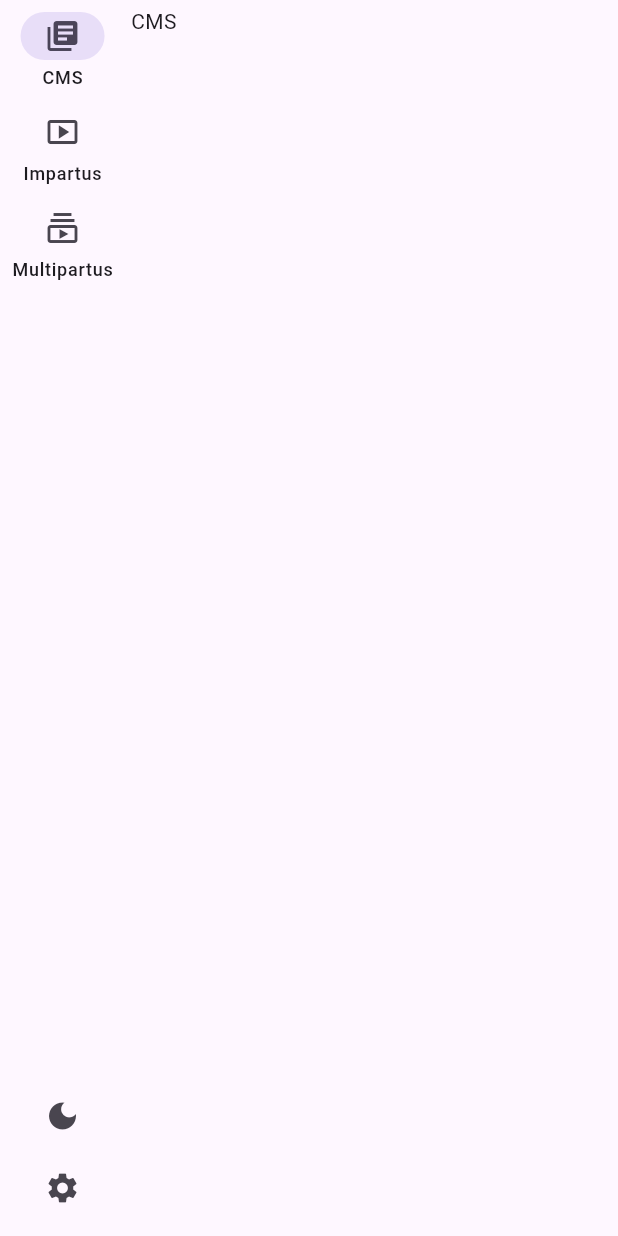
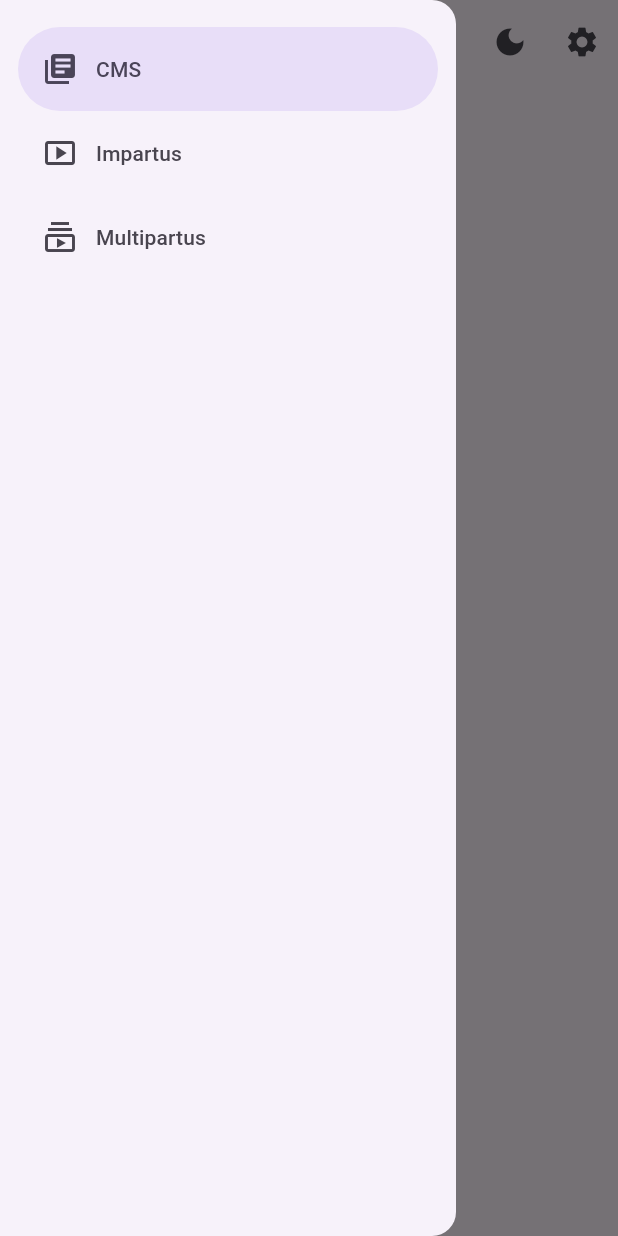
Before and after one commit to crux-bphc/lex, a Flutter app: the screen it shows after launch, with the side drawer open (before the commit the screen has no drawer), on a phone screen of 412 x 824 dp. Run offline on Flutter 3.47's test engine with Material 2 defaults, Android fonts, the phone set to English and light mode, and no system bars; our stand-ins replace dio, flutter_riverpod, go_router, logger, shared_preferences.

Commit message:
feat: add a mobile layout

```diff
--- a/lib/main.dart
+++ b/lib/main.dart
@@ -2,7 +2,7 @@ import 'package:flutter/material.dart';
 import 'package:flutter_riverpod/flutter_riverpod.dart';
 import 'package:ghotpromax/providers/preferences.dart';
 import 'package:ghotpromax/providers/theme.dart';
-import 'package:ghotpromax/router.dart';
+import 'package:ghotpromax/router/router.dart';
 import 'package:shared_preferences/shared_preferences.dart';
 
 Future<void> main() async {
--- a/lib/modules/impartus/screens/lectures.dart
+++ b/lib/modules/impartus/screens/lectures.dart
@@ -1,4 +1,5 @@
 import 'package:flutter/material.dart';
+import 'package:go_router/go_router.dart';
 
 class ImpartusLecturesPage extends StatelessWidget {
   const ImpartusLecturesPage({
@@ -15,6 +16,11 @@ class ImpartusLecturesPage extends StatelessWidget {
     return Column(
       children: [
         AppBar(
+          leading: BackButton(
+            onPressed: () {
+              context.pop();
+            },
+          ),
           title: const Text("Subject Name"),
         ),
       ],
--- a/lib/router.dart
+++ /dev/null
@@ -1,158 +0,0 @@
-import 'package:flutter/material.dart';
-import 'package:flutter_riverpod/flutter_riverpod.dart';
-import 'package:ghotpromax/modules/cms/screens/home.dart';
-import 'package:ghotpromax/modules/impartus/screens/home.dart';
-import 'package:ghotpromax/modules/impartus/screens/lectures.dart';
-import 'package:ghotpromax/modules/impartus/widgets/ensure_login.dart';
-import 'package:ghotpromax/modules/multipartus/screens/home.dart';
-import 'package:ghotpromax/modules/settings/screens/home.dart';
-import 'package:ghotpromax/providers/theme.dart';
-import 'package:go_router/go_router.dart';
-
-class _DesktopScaffold extends StatelessWidget {
-  const _DesktopScaffold({required this.navigationShell});
-  final StatefulNavigationShell navigationShell;
-
-  void _goBranch(int index) {
-    navigationShell.goBranch(
-      index,
-      initialLocation: index == navigationShell.currentIndex,
-    );
-  }
-
-  @override
-  Widget build(BuildContext context) {
-    return Scaffold(
-      body: SafeArea(
-        child: Row(
-          children: [
-            NavigationRail(
-              onDestinationSelected: _goBranch,
-              selectedIndex: navigationShell.currentIndex,
-              labelType: NavigationRailLabelType.all,
-              destinations: const [
-                NavigationRailDestination(
-                  label: Text('CMS'),
-                  icon: Icon(Icons.library_books_outlined),
-                  selectedIcon: Icon(Icons.library_books),
-                ),
-                NavigationRailDestination(
-                  label: Text('Impartus'),
-                  icon: Icon(Icons.smart_display_outlined),
-                  selectedIcon: Icon(Icons.smart_display),
-                ),
-                NavigationRailDestination(
-                  label: Text('Multipartus'),
-                  icon: Icon(Icons.subscriptions_outlined),
-                  selectedIcon: Icon(Icons.subscriptions),
-                ),
-              ],
-              trailing: Expanded(
-                child: Padding(
-                  padding: const EdgeInsets.only(bottom: 8.0),
-                  child: Column(
-                    mainAxisAlignment: MainAxisAlignment.end,
-                    children: [
-                      const _ThemeSwitcher(),
-                      IconButton(
-                        icon: const Icon(Icons.settings),
-                        onPressed: () {
-                          context.go('/settings');
-                        },
-                      ),
-                    ],
-                  ),
-                ),
-              ),
-            ),
-            Expanded(
-              child: Padding(
-                padding: const EdgeInsets.all(4),
-                child: navigationShell,
-              ),
-            )
-          ],
-        ),
-      ),
-    );
-  }
-}
-
-class _ThemeSwitcher extends ConsumerWidget {
-  const _ThemeSwitcher();
-
-  @override
-  Widget build(BuildContext context, WidgetRef ref) {
-    final theme = ref.watch(themeProvider);
-    return IconButton(
-      onPressed: ref.read(themeProvider.notifier).toggle,
-      icon: Icon(theme == ThemeMode.light ? Icons.dark_mode : Icons.light_mode),
-    );
-  }
-}
-
-final _cmsNavigatorKey = GlobalKey<NavigatorState>(debugLabel: 'cms');
-final _impartusNavigatorKey = GlobalKey<NavigatorState>(debugLabel: 'impartus');
-final _multipartusNavigatorKey = GlobalKey<NavigatorState>(
-  debugLabel: 'multipartus',
-);
-final router = GoRouter(
-  initialLocation: '/cms',
-  routes: [
-    StatefulShellRoute.indexedStack(
-      builder: (context, state, navigationShell) {
-        return _DesktopScaffold(
-          navigationShell: navigationShell,
-        );
-      },
-      branches: [
-        StatefulShellBranch(
-          navigatorKey: _cmsNavigatorKey,
-          routes: [
-            GoRoute(
-              path: '/cms',
-              builder: (context, state) => const CMSHomePage(),
-            )
-          ],
-        ),
-        StatefulShellBranch(
-          navigatorKey: _impartusNavigatorKey,
-          routes: [
-            ShellRoute(
-              builder: (builder, state, child) => ImpartusAuthenticate(
-                child: child,
-              ),
-              routes: [
-                GoRoute(
-                    path: '/impartus',
-                    builder: (context, state) => const ImpartusHomePage(),
-                    routes: [
-                      GoRoute(
-                        path: 'lectures/:subjectId/:sessionId',
-                        builder: (context, state) => ImpartusLecturesPage(
-                          subjectId: state.pathParameters['subjectId']!,
-                          sessionId: state.pathParameters['sessionId']!,
-                        ),
-                      ),
-                    ],)
-              ],
-            )
-          ],
-        ),
-        StatefulShellBranch(
-          navigatorKey: _multipartusNavigatorKey,
-          routes: [
-            GoRoute(
-              path: '/multipartus',
-              builder: (context, state) => const MultipartusHomePage(),
-            )
-          ],
-        )
-      ],
-    ),
-    GoRoute(
-      path: '/settings',
-      builder: (context, state) => const SettingsPage(),
-    )
-  ],
-);
--- /dev/null
+++ b/lib/router/mobile.dart
@@ -0,0 +1,55 @@
+import 'package:flutter/material.dart';
+import 'package:ghotpromax/router/theme_switcher.dart';
+import 'package:go_router/go_router.dart';
+
+class MobileScaffold extends StatelessWidget {
+  const MobileScaffold({
+    super.key,
+    required this.body,
+    required this.selectedIndex,
+    required this.onDestinationSelected,
+  });
+  final Widget body;
+  final int selectedIndex;
+  final ValueChanged<int> onDestinationSelected;
+
+  @override
+  Widget build(BuildContext context) {
+    return Scaffold(
+      appBar: AppBar(
+        actions: [
+          const ThemeSwitcher(),
+          IconButton(
+            icon: const Icon(Icons.settings),
+            onPressed: () {
+              context.go('/settings');
+            },
+          ),
+        ],
+      ),
+      body: SafeArea(child: body),
+      drawer: NavigationDrawer(
+        onDestinationSelected: onDestinationSelected,
+        selectedIndex: selectedIndex,
+        children: const [
+          SizedBox(height: 18.0),
+          NavigationDrawerDestination(
+            label: Text('CMS'),
+            icon: Icon(Icons.library_books_outlined),
+            selectedIcon: Icon(Icons.library_books),
+          ),
+          NavigationDrawerDestination(
+            label: Text('Impartus'),
+            icon: Icon(Icons.smart_display_outlined),
+            selectedIcon: Icon(Icons.smart_display),
+          ),
+          NavigationDrawerDestination(
+            label: Text('Multipartus'),
+            icon: Icon(Icons.subscriptions_outlined),
+            selectedIcon: Icon(Icons.subscriptions),
+          ),
+        ],
+      ),
+    );
+  }
+}
--- /dev/null
+++ b/lib/router/router.dart
@@ -0,0 +1,76 @@
+import 'package:flutter/material.dart';
+import 'package:ghotpromax/modules/cms/screens/home.dart';
+import 'package:ghotpromax/modules/impartus/screens/home.dart';
+import 'package:ghotpromax/modules/impartus/screens/lectures.dart';
+import 'package:ghotpromax/modules/impartus/widgets/ensure_login.dart';
+import 'package:ghotpromax/modules/multipartus/screens/home.dart';
+import 'package:ghotpromax/modules/settings/screens/home.dart';
+import 'package:ghotpromax/router/scaffold.dart';
+import 'package:go_router/go_router.dart';
+
+final _cmsNavigatorKey = GlobalKey<NavigatorState>(debugLabel: 'cms');
+final _impartusNavigatorKey = GlobalKey<NavigatorState>(debugLabel: 'impartus');
+final _multipartusNavigatorKey = GlobalKey<NavigatorState>(
+  debugLabel: 'multipartus',
+);
+final router = GoRouter(
+  initialLocation: '/cms',
+  routes: [
+    StatefulShellRoute.indexedStack(
+      builder: (context, state, navigationShell) {
+        return AppShellScaffold(
+          navigationShell: navigationShell,
+        );
+      },
+      branches: [
+        StatefulShellBranch(
+          navigatorKey: _cmsNavigatorKey,
+          routes: [
+            GoRoute(
+              path: '/cms',
+              builder: (context, state) => const CMSHomePage(),
+            )
+          ],
+        ),
+        StatefulShellBranch(
+          navigatorKey: _impartusNavigatorKey,
+          routes: [
+            ShellRoute(
+              builder: (builder, state, child) => ImpartusAuthenticate(
+                child: child,
+              ),
+              routes: [
+                GoRoute(
+                  path: '/impartus',
+                  builder: (context, state) => const ImpartusHomePage(),
+                  routes: [
+                    GoRoute(
+                      path: 'lectures/:subjectId/:sessionId',
+                      builder: (context, state) => ImpartusLecturesPage(
+                        subjectId: state.pathParameters['subjectId']!,
+                        sessionId: state.pathParameters['sessionId']!,
+                      ),
+                    ),
+                  ],
+                )
+              ],
+            )
+          ],
+        ),
+        StatefulShellBranch(
+          navigatorKey: _multipartusNavigatorKey,
+          routes: [
+            GoRoute(
+              path: '/multipartus',
+              builder: (context, state) => const MultipartusHomePage(),
+            )
+          ],
+        )
+      ],
+    ),
+    GoRoute(
+      path: '/settings',
+      builder: (context, state) => const SettingsPage(),
+    )
+  ],
+);
--- /dev/null
+++ b/lib/router/scaffold.dart
@@ -0,0 +1,37 @@
+import 'package:flutter/material.dart';
+import 'package:ghotpromax/router/desktop.dart';
+import 'package:ghotpromax/router/mobile.dart';
+import 'package:go_router/go_router.dart';
+
+class AppShellScaffold extends StatelessWidget {
+  const AppShellScaffold({super.key, required this.navigationShell});
+  final StatefulNavigationShell navigationShell;
+
+  void _goBranch(int index) {
+    navigationShell.goBranch(
+      index,
+      initialLocation: index == navigationShell.currentIndex,
+    );
+  }
+
+  @override
+  Widget build(BuildContext context) {
+    return LayoutBuilder(
+      builder: ((context, constraints) {
+        if (constraints.maxWidth < 500) {
+          return MobileScaffold(
+            body: navigationShell,
+            selectedIndex: navigationShell.currentIndex,
+            onDestinationSelected: _goBranch,
+          );
+        }
+
+        return DesktopScaffold(
+          body: navigationShell,
+          selectedIndex: navigationShell.currentIndex,
+          onDestinationSelected: _goBranch,
+        );
+      }),
+    );
+  }
+}
--- /dev/null
+++ b/lib/router/theme_switcher.dart
@@ -0,0 +1,16 @@
+import 'package:flutter/material.dart';
+import 'package:flutter_riverpod/flutter_riverpod.dart';
+import 'package:ghotpromax/providers/theme.dart';
+
+class ThemeSwitcher extends ConsumerWidget {
+  const ThemeSwitcher({super.key});
+
+  @override
+  Widget build(BuildContext context, WidgetRef ref) {
+    final theme = ref.watch(themeProvider);
+    return IconButton(
+      onPressed: ref.read(themeProvider.notifier).toggle,
+      icon: Icon(theme == ThemeMode.light ? Icons.dark_mode : Icons.light_mode),
+    );
+  }
+}
```
Also changed, not shown: lib/modules/impartus/screens/home.dart (+10 -1 lines), lib/modules/settings/screens/home.dart (+4 -4 lines), lib/router/desktop.dart (added, +67 -0 lines).
